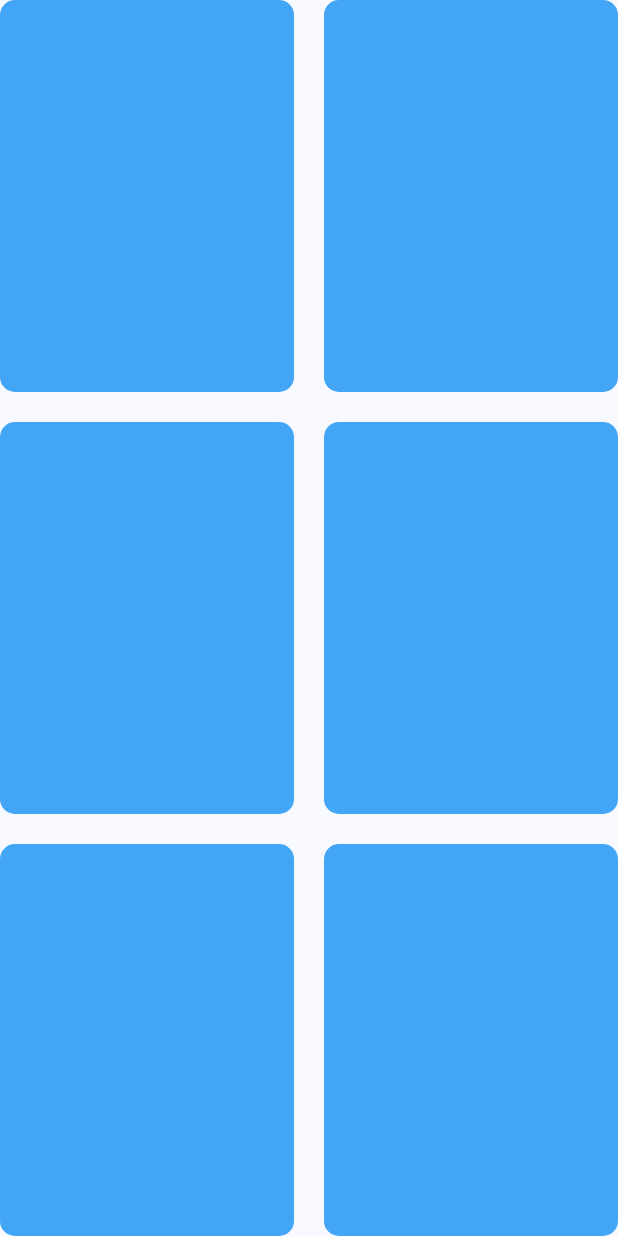
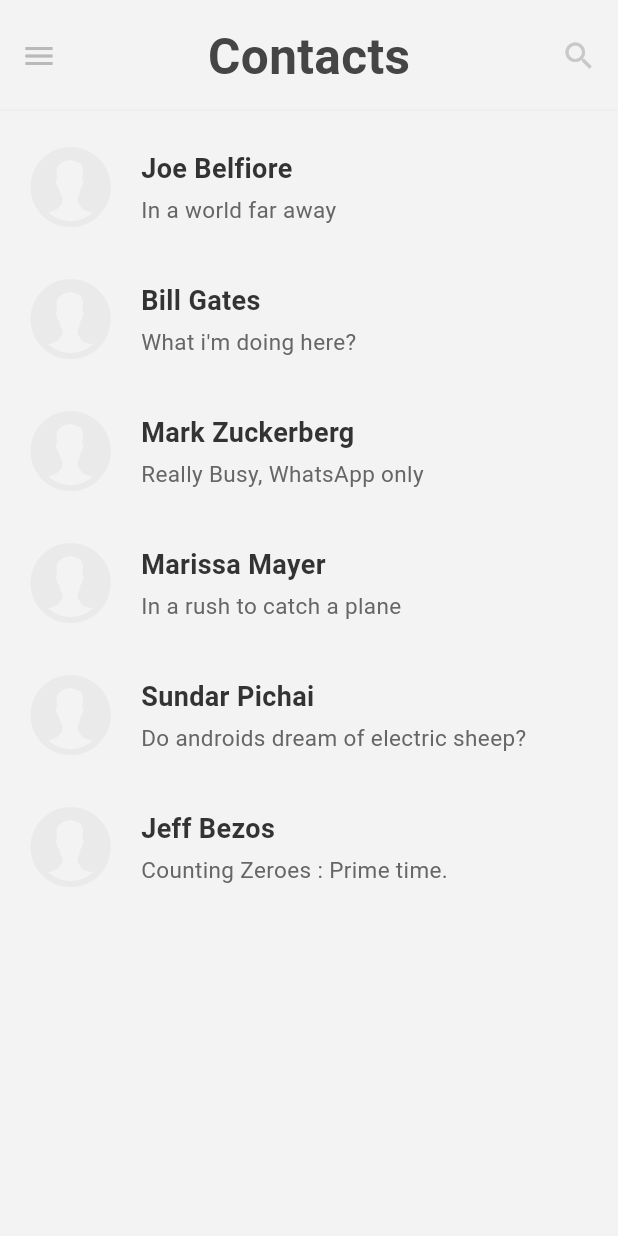
Before and after one commit to hhakimbek/layouthomework, a Flutter app: the screen it shows after launch, on a phone screen of 412 x 824 dp. Run offline on Flutter 3.47's test engine with Material 3 defaults, Android fonts, the phone set to English and light mode, and no system bars.

Commit message:
Task 5 complete

```diff
--- a/lib/main.dart
+++ b/lib/main.dart
@@ -3,6 +3,10 @@
 import 'package:myhomeapp/pages/task1/2/image2.dart';
 import 'package:myhomeapp/pages/task1/3/image3.dart';
 import 'package:myhomeapp/pages/task1/task4/image4.dart';
+import 'package:myhomeapp/pages/task2/task2.dart';
+import 'package:myhomeapp/pages/task3/my_calculator.dart';
+import 'package:myhomeapp/pages/task4/settings_page.dart';
+import 'package:myhomeapp/pages/task5/contacts_screen.dart';
 
 void main() {
   runApp(
@@ -21,7 +25,7 @@
       theme: ThemeData(
         colorScheme: ColorScheme.fromSeed(seedColor: Colors.blue),
       ),
-      home: const Image4(),
+      home: const ContactsScreen(),
     );
   }
 }
--- /dev/null
+++ b/lib/pages/task5/contacts_screen.dart
@@ -0,0 +1,101 @@
+import 'package:flutter/cupertino.dart';
+import 'package:flutter/material.dart';
+
+class ContactsScreen extends StatelessWidget {
+  const ContactsScreen({super.key});
+
+  @override
+  Widget build(BuildContext context) {
+    final contacts = [
+      ('Joe Belfiore', 'In a world far away'),
+      ('Bill Gates', 'What i\'m doing here?'),
+      ('Mark Zuckerberg', 'Really Busy, WhatsApp only'),
+      ('Marissa Mayer', 'In a rush to catch a plane'),
+      ('Sundar Pichai', 'Do androids dream of electric sheep?'),
+      ('Jeff Bezos', 'Counting Zeroes : Prime time.'),
+    ];
+
+    return Scaffold(
+      backgroundColor: const Color(0xFFF3F3F3),
+      body: SafeArea(
+        child: Center(
+          child: Column(
+            children: [
+              Padding(
+                padding: const EdgeInsets.fromLTRB(14, 14, 14, 12),
+                child: Row(
+                  children: const [
+                    Icon(Icons.menu, color: Color(0xFFB9B9B9), size: 24),
+                    Expanded(
+                      child: Center(
+                        child: Text(
+                          'Contacts',
+                          style: TextStyle(
+                            fontSize: 33,
+                            fontWeight: FontWeight.w600,
+                            color: Color(0xFF454545),
+                          ),
+                        ),
+                      ),
+                    ),
+                    Icon(Icons.search, color: Color(0xFFC8C8C8), size: 24),
+                  ],
+                ),
+              ),
+              const Divider(height: 1, color: Color(0xFFEDEDED)),
+              Expanded(
+                child: ListView.separated(
+                  padding: const EdgeInsets.symmetric(vertical: 8),
+                  itemCount: contacts.length,
+                  separatorBuilder: (_, __) => const SizedBox(height: 2),
+                  itemBuilder: (context, index) {
+                    final item = contacts[index];
+                    return Padding(
+                      padding: const EdgeInsets.symmetric(
+                        horizontal: 16,
+                        vertical: 12,
+                      ),
+                      child: Row(
+                        children: [
+                          const Icon(
+                            CupertinoIcons.person_alt_circle_fill,
+                            size: 62,
+                            color: Color(0xFFEAEAEA),
+                          ),
+                          const SizedBox(width: 16),
+                          Expanded(
+                            child: Column(
+                              crossAxisAlignment: CrossAxisAlignment.start,
+                              children: [
+                                Text(
+                                  item.$1,
+                                  style: const TextStyle(
+                                    fontSize: 18,
+                                    fontWeight: FontWeight.w700,
+                                    color: Color(0xFF333333),
+                                  ),
+                                ),
+                                const SizedBox(height: 4),
+                                Text(
+                                  item.$2,
+                                  style: const TextStyle(
+                                    fontSize: 15,
+                                    color: Color(0xFF666666),
+                                  ),
+                                ),
+                              ],
+                            ),
+                          ),
+                        ],
+                      ),
+                    );
+                  },
+                ),
+              ),
+            ],
+          ),
+        ),
+      ),
+    );
+  }
+}
```
Also changed, not shown: lib/pages/task2/task2.dart (added, +170 -0 lines), lib/pages/task3/my_calculator.dart (added, +124 -0 lines), lib/pages/task4/settings_page.dart (added, +84 -0 lines).
